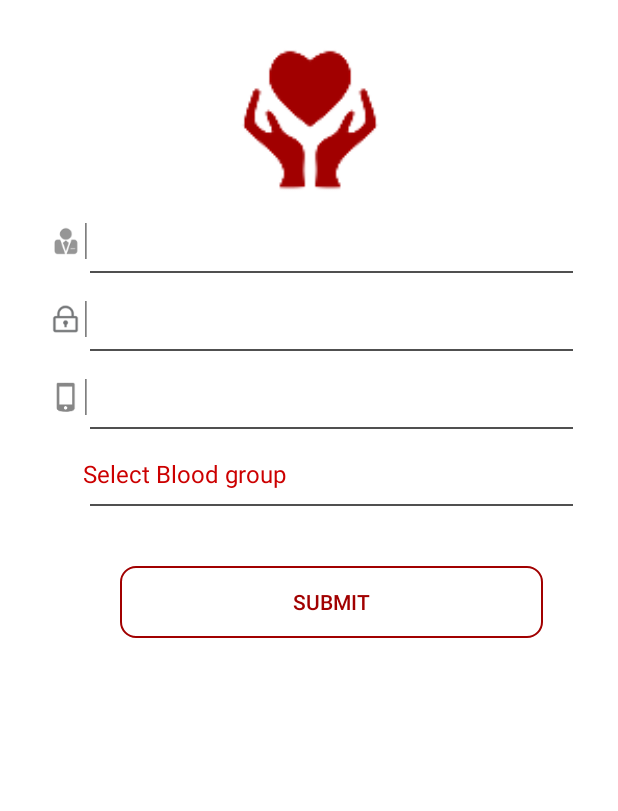
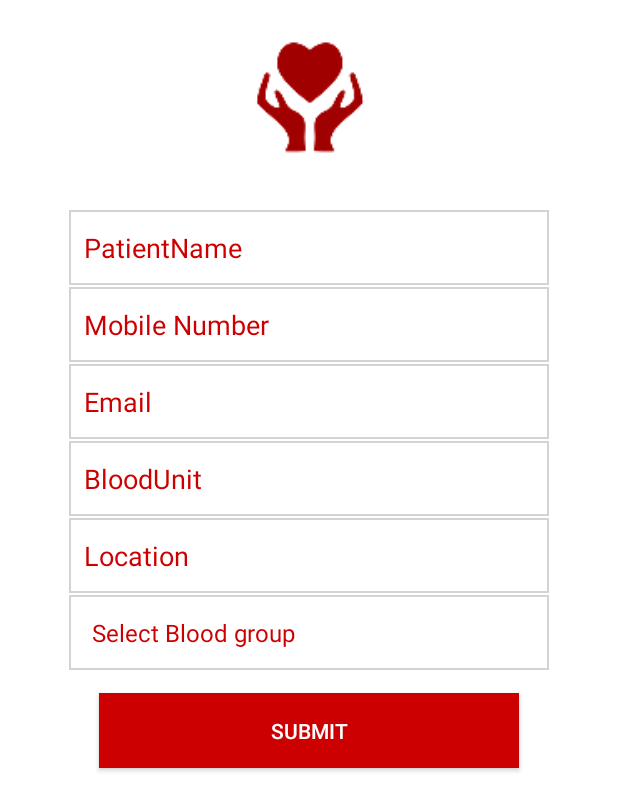
Before and after one commit to Nitijkatiyar/Lyfe, an Android app: the fragment RequestBloodFragment placed in its activity, on a phone screen of 412 x 824 dp. Shown: the top 811 px of the screen. Run offline under Robolectric (Android 15) with nearby library versions, the phone set to English and light mode, and no system bars; 24 statements that could not run were skipped.

Commit message:
updated request fragment

```diff
--- a/Lyfe/app/src/main/java/com/bst/Lyfe/fragments/RequestBloodFragment.java
+++ b/Lyfe/app/src/main/java/com/bst/Lyfe/fragments/RequestBloodFragment.java
@@ -25,7 +25,7 @@ public class RequestBloodFragment extends Fragment {
     List<String> bloodgroups;
     MainActivity mainActivity;
     Button _submit;
-    EditText name, email, mobile;
+    EditText name, email, mobile,location,blood_unit;
 
     public RequestBloodFragment() {
         // Required empty public constructor
@@ -41,8 +41,10 @@ public class RequestBloodFragment extends Fragment {
                              Bundle savedInstanceState) {
         mainActivity = (MainActivity) getActivity();
         View view = inflater.inflate(R.layout.fragment_requestblood, container, false);
-        _submit = (Button) view.findViewById(R.id.btn_signup);
+        _submit = (Button) view.findViewById(R.id.submit);
         name = (EditText) view.findViewById(R.id.name);
+        location = (EditText) view.findViewById(R.id.location);
+        blood_unit = (EditText) view.findViewById(R.id.blood_unit);
         email = (EditText) view.findViewById(R.id.email);
         mobile = (EditText) view.findViewById(R.id.edittextMobileNumber);
         bloodgroups = new ArrayList<>();
@@ -74,7 +76,7 @@ public class RequestBloodFragment extends Fragment {
         _submit.setOnClickListener(new View.OnClickListener() {
             @Override
             public void onClick(View v) {
-                if (name.getText().toString().trim().length() > 0 && email.getText().toString().trim().length() > 0 && mobile.getText().toString().trim().length() > 0 && bloodGroup.getSelectedItemPosition() > 1) {
+                if (name.getText().toString().trim().length() > 0 && email.getText().toString().trim().length() > 0 && mobile.getText().toString().trim().length() > 0 && bloodGroup.getSelectedItemPosition() > 1 && blood_unit.getText().toString().trim().length()>0&& location.getText().toString().trim().length()>0) {
                     if (mobile.getText().toString().trim().length() == 10) {
 
                         Snackbar.make(v, "Request Submitted", Snackbar.LENGTH_LONG)
--- /dev/null
+++ b/Lyfe/app/src/main/res/drawable/edittext_style.xml
@@ -0,0 +1,15 @@
+<?xml version="1.0" encoding="utf-8" ?>
+
+<shape xmlns:android="http://schemas.android.com/apk/res/android"
+    android:shape="rectangle"
+    android:thickness="0dp">
+    <stroke
+        android:width="1dp"
+        android:color="@color/light_grey" />
+    <corners android:radius="0dp" />
+    <!--<gradient-->
+        <!--android:angle="270"-->
+        <!--android:endColor="#FFFFFF"-->
+        <!--android:startColor="#C8C8C8"-->
+        <!--android:type="linear" />-->
+</shape>
--- a/Lyfe/app/src/main/res/layout/fragment_requestblood.xml
+++ b/Lyfe/app/src/main/res/layout/fragment_requestblood.xml
@@ -1,17 +1,17 @@
-<android.support.design.widget.CoordinatorLayout xmlns:android="http://schemas.android.com/apk/res/android"
-    xmlns:app="http://schemas.android.com/apk/res-auto"
+<LinearLayout xmlns:android="http://schemas.android.com/apk/res/android"
     android:layout_width="match_parent"
     android:layout_height="match_parent"
-    android:background="@color/white">
+    android:background="@color/white"
+    android:orientation="vertical">
 
     <RelativeLayout
         android:layout_width="match_parent"
-        android:layout_height="wrap_content"
-        >
+        android:layout_height="wrap_content">
+
         <ImageView
             android:id="@+id/logoIcon"
-            android:layout_width="100dp"
-            android:layout_height="120dp"
+            android:layout_width="80dp"
+            android:layout_height="90dp"
             android:layout_centerHorizontal="true"
             android:layout_marginTop="20dp"
             android:cropToPadding="true"
@@ -19,138 +19,98 @@
 
     </RelativeLayout>
 
-    <LinearLayout
-        android:layout_width="fill_parent"
-        android:layout_height="match_parent"
-        android:layout_marginTop="10dp"
-        android:orientation="vertical"
-        android:paddingLeft="20dp"
-        android:paddingRight="20dp"
-        android:paddingTop="120dp">
 
-        <android.support.design.widget.TextInputLayout
-            android:id="@+id/input_layout_name"
-            android:layout_width="match_parent"
+
+
+        <LinearLayout
+            android:layout_width="320dp"
             android:layout_height="wrap_content"
-             >
+            android:layout_gravity="center"
+            android:layout_marginTop="30dp"
+            android:gravity="center"
+            android:orientation="vertical">
+
 
             <EditText
                 android:id="@+id/name"
                 android:layout_width="match_parent"
-                android:layout_height="40dp"
-                android:drawableLeft="@mipmap/ic_username"
-                android:hint="@string/name"
-                android:inputType="text"
+                android:layout_height="50dp"
+                android:background="@drawable/edittext_style"
+                android:hint="PatientName"
+                android:textColor="@color/progresslightcolor"
                 android:paddingLeft="10dp"
+                android:textColorHint="@color/progresslightcolor" />
+
+            <EditText
+                android:id="@+id/edittextMobileNumber"
+                android:layout_width="match_parent"
+                android:layout_height="50dp"
+                android:layout_marginTop="1dp"
+                android:background="@drawable/edittext_style"
+                android:hint="@string/mobile"
                 android:textColor="@color/progresslightcolor"
-                android:textColorHint="@color/bb_tabletRightBorderDark"
-                android:background="@null"
-                android:textSize="16sp" />
-        </android.support.design.widget.TextInputLayout>
-
-        <View
-            android:id="@+id/mr_Separator"
-            android:layout_width="match_parent"
-            android:layout_height="1dp"
-            android:layout_marginLeft="40dp"
-            android:layout_marginRight="10dp"
-            android:background="@color/bb_tabletRightBorderDark" />
-
-        <android.support.design.widget.TextInputLayout
-            android:id="@+id/input_layout_email"
-            android:layout_width="match_parent"
-            android:layout_height="wrap_content">
+                android:inputType="number"
+                android:maxLength="10"
+                android:paddingLeft="10dp"
+                android:textColorHint="@color/progresslightcolor" />
 
             <EditText
                 android:id="@+id/email"
                 android:layout_width="match_parent"
-                android:layout_height="40dp"
-                android:drawableLeft="@mipmap/ic_password"
+                android:layout_height="50dp"
+                android:layout_marginTop="1dp"
+                android:background="@drawable/edittext_style"
                 android:hint="@string/hint_email"
-                android:inputType="text"
+                android:textColor="@color/progresslightcolor"
                 android:paddingLeft="10dp"
-                android:background="@null"
-                android:textColor="@color/progresslightcolor"
-                app:hintTextAppearance="@style/TextAppearence.App.TextInputLayout"
-                style="TextAppearence.App.TextInputLayout"
-
-                android:textSize="16sp" />
-        </android.support.design.widget.TextInputLayout>
-        <View
-
-            android:layout_width="match_parent"
-            android:layout_height="1dp"
-            android:layout_marginLeft="40dp"
-            android:layout_marginRight="10dp"
-            android:background="@color/bb_tabletRightBorderDark" />
-
-        <android.support.design.widget.TextInputLayout
-            android:id="@+id/input_layout_mobile"
-            android:layout_width="match_parent"
-            android:layout_height="wrap_content"
-            >
+                android:textColorHint="@color/progresslightcolor" />
 
             <EditText
-                android:id="@+id/edittextMobileNumber"
+                android:id="@+id/blood_unit"
                 android:layout_width="match_parent"
-                android:layout_height="40dp"
-                android:layout_marginTop="40dp"
-                android:background="@null"
-                android:drawableLeft="@mipmap/ic_mobile"
-                android:hint="Enter Mobile Number"
+                android:layout_height="50dp"
+                android:layout_marginTop="1dp"
+                android:background="@drawable/edittext_style"
+                android:hint="BloodUnit"
+                android:maxLength="2"
+                android:textColor="@color/progresslightcolor"
                 android:inputType="number"
-                android:maxLength="10"
                 android:paddingLeft="10dp"
+                android:textColorHint="@color/progresslightcolor" />
+
+            <EditText
+                android:id="@+id/location"
+                android:layout_width="match_parent"
+                android:layout_height="50dp"
+                android:layout_marginTop="1dp"
                 android:textColor="@color/progresslightcolor"
-                android:textColorHint="@color/bb_tabletRightBorderDark"
-                android:textSize="16sp" />
-        </android.support.design.widget.TextInputLayout>
-        <View
+                android:background="@drawable/edittext_style"
+                android:hint="Location"
+                android:paddingLeft="10dp"
+                android:textColorHint="@color/progresslightcolor" />
 
-            android:layout_width="match_parent"
-            android:layout_height="1dp"
-            android:layout_marginLeft="40dp"
-            android:layout_marginRight="10dp"
-            android:background="@color/bb_tabletRightBorderDark" />
+            <Spinner
+                android:id="@+id/spinnerBloodGroup"
+                android:layout_width="match_parent"
+                android:layout_height="50dp"
+                android:layout_marginTop="1dp"
+                android:background="@drawable/edittext_style"
+                android:paddingLeft="10dp"
+                android:spinnerMode="dialog"></Spinner>
+
+        </LinearLayout>
 
 
-        <android.support.design.widget.TextInputLayout
-            android:id="@+id/input_layout_spinner"
-            android:layout_width="match_parent"
-            android:layout_height="wrap_content"
 
-            >
+    <Button
+        android:id="@+id/submit"
+        android:layout_width="280dp"
+        android:layout_height="50dp"
+        android:layout_gravity="center"
+        android:layout_marginTop="15dp"
+        android:background="@color/progresslightcolor"
+        android:text="@string/action_submit"
+        android:textColor="@color/white" />
 
 
-        <Spinner
-            android:id="@+id/spinnerBloodGroup"
-            android:layout_width="match_parent"
-            android:layout_height="40dp"
-            android:layout_marginLeft="20dp"
-            android:layout_marginRight="10dp"
-            android:layout_marginTop="10dp"
-            android:paddingLeft="10dp"
-            android:background="@null"
-            android:spinnerMode="dialog"></Spinner>
-</android.support.design.widget.TextInputLayout>
-        <View
-
-            android:layout_width="match_parent"
-            android:layout_height="1dp"
-            android:layout_marginLeft="40dp"
-            android:layout_marginRight="10dp"
-            android:background="@color/bb_tabletRightBorderDark" />
-
-        <Button android:id="@+id/btn_signup"
-            android:layout_width="fill_parent"
-            android:layout_height="wrap_content"
-            android:text="@string/action_submit"
-            android:background="@drawable/redborder_transparent"
-            android:layout_marginTop="40dp"
-            android:layout_marginLeft="60dp"
-            android:layout_marginRight="30dp"
-            android:textColor="@color/bb_inActiveBottomBarItemColor"/>
-
-    </LinearLayout>
-
-</android.support.design.widget.CoordinatorLayout>
+</LinearLayout>
--- a/Lyfe/app/src/main/res/values/colors.xml
+++ b/Lyfe/app/src/main/res/values/colors.xml
@@ -16,7 +16,7 @@
     <color name="white">#FFFFFF</color>
     <color name="bb_darkBackgroundColor">#FFFFFF</color>
     <color name="bb_tabletRightBorderDark">#505050</color>
-
+    <color name="light_grey">#D3D3D3</color>
     <color name="textColor">#a10000</color>
     <color name="iconColor">#a10000</color>
 
```
